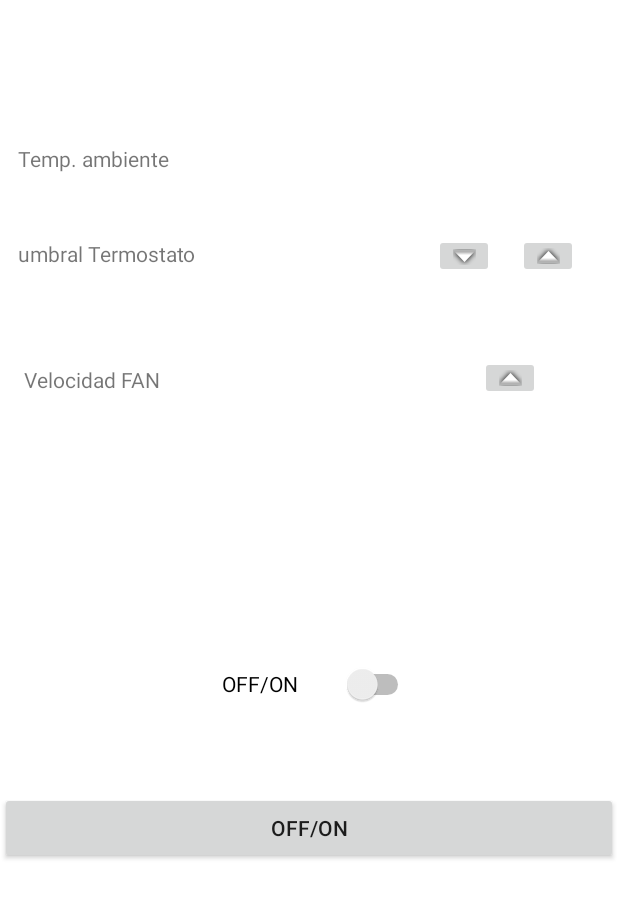
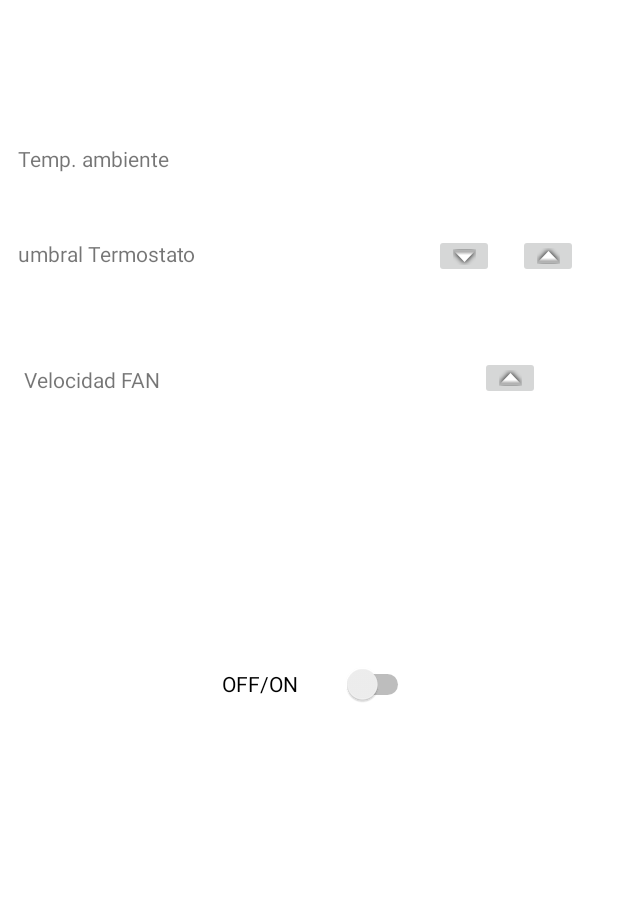
Before and after one commit to GDVillalba/PrograAvanzada2022, an Android app: the SysEmbebidoActivity screen opened directly, with no data from a screen before it, on a phone screen of 412 x 824 dp. Shown: the top 898 px of the screen. Run offline under Robolectric (Android 15) with nearby library versions, the phone set to English and light mode, and no system bars; network calls fail; 9 statements that could not run were skipped.

Commit message:
Comunicacion con arduino terminada
La comunicación esta completa tanto para enviar como para recibir datos del Arduino
para ello se elimino la función iniciarSys de varios lugares en los que causaba un exceso de mensajes.
y despues se reemplazo el metodo de borrar los textos de velocidad y termostato y en su lugar solo se ocultan esos datos

```diff
--- a/ANDROID/MyApplication/app/src/main/java/com/example/myapplication/SysEmbebidoActivity.java
+++ b/ANDROID/MyApplication/app/src/main/java/com/example/myapplication/SysEmbebidoActivity.java
@@ -15,7 +15,6 @@ public class SysEmbebidoActivity extends Activity implements SysEmbebidoC.View{
     private ImageButton btnAumentarVel;
     private ImageButton btnAumentarTermo;
     private ImageButton btnDisminuirTermo;
-    private Button btnOffOn;
     private static HandlerSysEmbebidoP p;
     private TextView txtV;
     private TextView txtT;
@@ -39,19 +38,9 @@ public class SysEmbebidoActivity extends Activity implements SysEmbebidoC.View{
         this.txtV               = findViewById(R.id.txtVel);
         this.txtTmp             = findViewById(R.id.txtTempAmb);
         this.off_on             = findViewById(R.id.off_on);
-        this.btnOffOn           = findViewById(R.id.btn_off_on);
         EngineSysEmbebidoM m    = new EngineSysEmbebidoM();
         this.p                  = new HandlerSysEmbebidoP(this,m);
         m.setPresenter(p);
-
-        this.btnOffOn.setOnClickListener(new View.OnClickListener(){
-            @Override
-            public void onClick(View v) {
-                //off_on.setSelected(true);
-                off_on.setChecked(true);
-                //off_on.toggle();
-            }
-        });
 
         this.off_on.setOnClickListener(new View.OnClickListener(){
             @Override
@@ -92,18 +81,17 @@ public class SysEmbebidoActivity extends Activity implements SysEmbebidoC.View{
     @Override
     public void reposar(){
         off_on.setChecked(false);
-        txtT.setForeground(new ColorDrawable(0x00FF6666) );
-        txtT.setForeground(new ColorDrawable(0x00FF6666) );
+        //Oculta el texto de velocidad y termostato
+        txtT.setTextColor( Color.argb(0,255,255,255));
+        txtV.setTextColor( Color.argb(0,255,255,255));
         p.reposarSys();
     }
     @Override
     public void activar() {
         off_on.setChecked(true);
-        txtT.setForeground(new ColorDrawable(0xFFFF6666) );
-        txtT.setForeground(new ColorDrawable(0xFFFF6666) );
-        //off_on.setSelected(true);
-        //p.iniciarSys();
-        //off_on.toggle();
+        //Hace visible el texto de velocidad y termostato
+        txtT.setTextColor( Color.argb(255,255,255,255));
+        txtV.setTextColor( Color.argb(255,255,255,255));
         p.activarSys();
     }
     @Override
--- a/ANDROID/MyApplication/app/src/main/res/layout/activity_mprincipal.xml
+++ b/ANDROID/MyApplication/app/src/main/res/layout/activity_mprincipal.xml
@@ -65,16 +65,6 @@
         app:layout_constraintStart_toStartOf="parent"
         app:layout_constraintTop_toBottomOf="@+id/txtVel" />
 
-    <Button
-        android:id="@+id/btn_off_on"
-        android:layout_width="0dp"
-        android:layout_height="48dp"
-        android:layout_marginTop="48dp"
-        android:text="OFF/ON"
-        app:layout_constraintEnd_toEndOf="parent"
-        app:layout_constraintStart_toStartOf="parent"
-        app:layout_constraintTop_toBottomOf="@id/off_on" />
-
     <TextView
         android:id="@+id/txtTempAmb"
         android:layout_width="85dp"
```
Also changed, not shown: ANDROID/MyApplication/app/src/main/java/com/example/myapplication/EngineSysEmbebidoM.java (+3 -12 lines).
